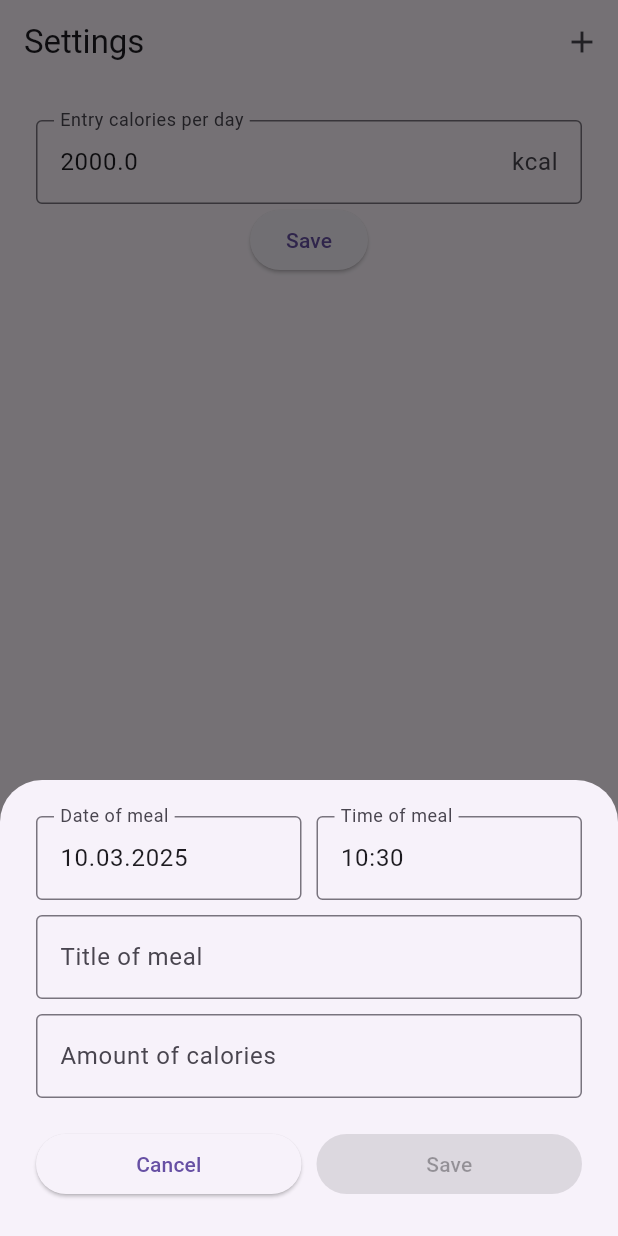
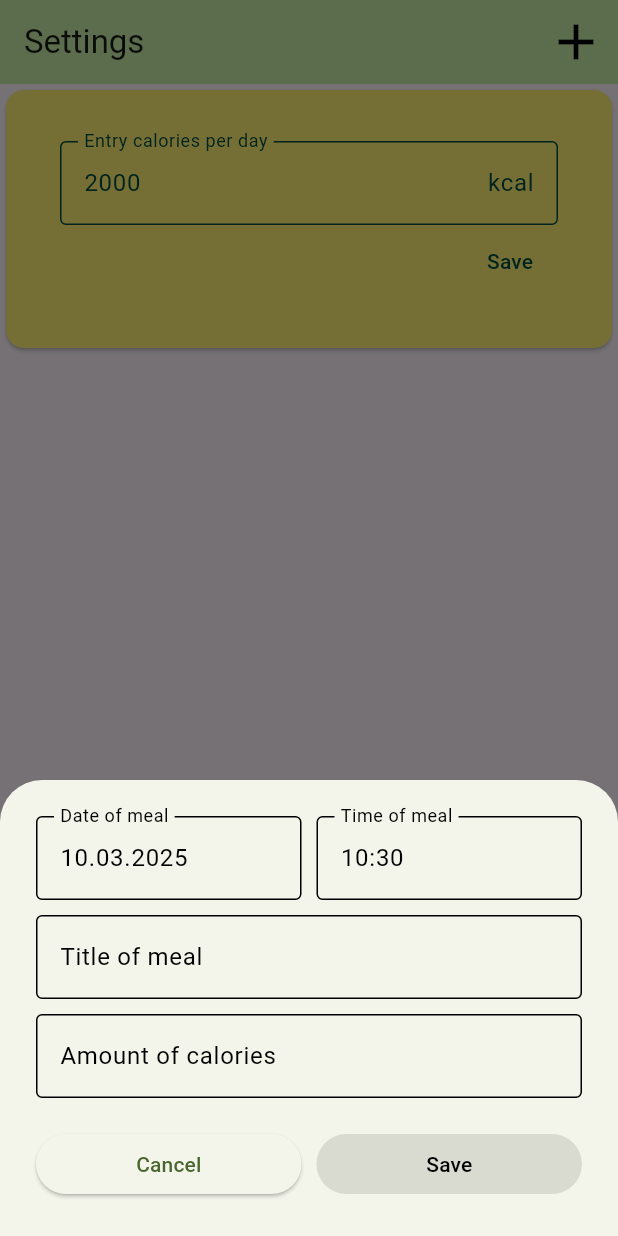
Before and after one commit to Flutter007/lab_36, a Flutter app: the screen it shows after launch, item 3 of the bottom bar chosen, after a tap on the "add" icon, on a phone screen of 412 x 824 dp. Run offline on Flutter 3.47's test engine with Material 3 defaults, Android fonts, the phone set to English and light mode, and no system bars; our stand-ins replace fl_chart, flutter_slidable.

Commit message:
Added Dark and Light Themes,extensions with their Colors,refactored some code,changed ColorStyle and FontStyle in App.Tested by available entries of Calories.

```diff
--- a/lib/lab36.dart
+++ b/lib/lab36.dart
@@ -5,6 +5,7 @@ import 'package:lab36/models/destination.dart';
 import 'package:lab36/models/meal.dart';
 import 'package:lab36/screens/main_screen.dart';
 import 'package:lab36/screens/settings_screen.dart';
+import 'package:lab36/theme/colors.dart';
 import 'package:lab36/widgets/meal_add.dart';
 
 import 'data/calorie_data.dart';
@@ -80,6 +81,7 @@ class _Lab36State extends State<Lab36> {
   }
 
   List<Destination> get destinations {
+    final customColor = Theme.of(context).extension<CustomColor>()!;
     return [
       Destination(
         screenTitle: Text('Home '),
@@ -91,7 +93,14 @@ class _Lab36State extends State<Lab36> {
         navIcon: Icons.home_outlined,
         navSelectedIcon: Icons.home,
         appBarActions: [
-          IconButton(onPressed: openMealBottomSheet, icon: Icon(Icons.add)),
+          IconButton(
+            onPressed: openMealBottomSheet,
+            icon: Icon(
+              Icons.add,
+              size: 40,
+              color: customColor.bottomNavBarSelectedColor,
+            ),
+          ),
         ],
       ),
       Destination(
@@ -101,7 +110,14 @@ class _Lab36State extends State<Lab36> {
         navIcon: Icons.history_outlined,
         navSelectedIcon: Icons.history,
         appBarActions: [
-          IconButton(onPressed: openMealBottomSheet, icon: Icon(Icons.add)),
+          IconButton(
+            onPressed: openMealBottomSheet,
+            icon: Icon(
+              Icons.add,
+              size: 40,
+              color: customColor.bottomNavBarSelectedColor,
+            ),
+          ),
         ],
       ),
       Destination(
@@ -114,7 +130,14 @@ class _Lab36State extends State<Lab36> {
         navIcon: Icons.settings_outlined,
         navSelectedIcon: Icons.settings,
         appBarActions: [
-          IconButton(onPressed: openMealBottomSheet, icon: Icon(Icons.add)),
+          IconButton(
+            onPressed: openMealBottomSheet,
+            icon: Icon(
+              Icons.add,
+              size: 40,
+              color: customColor.bottomNavBarSelectedColor,
+            ),
+          ),
         ],
       ),
     ];
@@ -123,6 +146,7 @@ class _Lab36State extends State<Lab36> {
   @override
   Widget build(BuildContext context) {
     final destination = destinations[currentScreenIndex];
+    final customColor = Theme.of(context).extension<CustomColor>()!;
     return Scaffold(
       appBar: AppBar(
         title: destination.screenTitle,
@@ -130,13 +154,22 @@ class _Lab36State extends State<Lab36> {
       ),
       bottomNavigationBar: NavigationBar(
         selectedIndex: currentScreenIndex,
+        indicatorColor: customColor.bottomNavBarSelectedColor,
         onDestinationSelected: updateIndex,
         destinations:
             destinations
                 .map(
                   (destination) => NavigationDestination(
-                    icon: Icon(destination.navIcon),
-                    selectedIcon: Icon(destination.navSelectedIcon),
+                    icon: Icon(
+                      destination.navIcon,
+                      size: 30,
+                      color: customColor.bottomNavBarSelectedColor,
+                    ),
+                    selectedIcon: Icon(
+                      destination.navSelectedIcon,
+                      size: 25,
+                      color: customColor.iconColor,
+                    ),
                     label: destination.navLabel,
                   ),
                 )
--- a/lib/main.dart
+++ b/lib/main.dart
@@ -1,11 +1,13 @@
 import 'package:flutter/material.dart';
 import 'package:lab36/lab36.dart';
+import 'package:lab36/theme/dark_theme.dart';
+import 'package:lab36/theme/light_theme.dart';
 
 void main() {
   runApp(
     MaterialApp(
-      theme: ThemeData.light(),
-      darkTheme: ThemeData.dark(),
+      theme: lightTheme,
+      darkTheme: darkTheme,
       themeMode: ThemeMode.system,
       home: Lab36(),
     ),
--- a/lib/models/calorie_max.dart
+++ b/lib/models/calorie_max.dart
@@ -1,5 +1,5 @@
 class CalorieMax {
-  final double? calories;
+  final int? calories;
 
   CalorieMax({required this.calories});
 }
--- a/lib/models/meal.dart
+++ b/lib/models/meal.dart
@@ -6,7 +6,7 @@ class Meal {
   final String id;
   final String description;
   final DateTime dateTime;
-  final double calories;
+  final int calories;
 
   Meal({
     String? id,
--- a/lib/models/meal_expense.dart
+++ b/lib/models/meal_expense.dart
@@ -1,6 +1,6 @@
 class MealExpense {
   final DateTime dateTime;
-  final double? calories;
+  final int? calories;
 
   MealExpense({required this.dateTime, required this.calories});
 }
--- a/lib/screens/history_screen.dart
+++ b/lib/screens/history_screen.dart
@@ -2,6 +2,8 @@ import 'package:flutter/material.dart';
 import 'package:flutter_slidable/flutter_slidable.dart';
 import 'package:lab36/models/meal.dart';
 import 'package:lab36/widgets/meal_card.dart';
+
+import '../theme/colors.dart';
 
 class HistoryScreen extends StatelessWidget {
   final List<Meal> meals;
@@ -14,10 +16,10 @@ class HistoryScreen extends StatelessWidget {
 
   @override
   Widget build(BuildContext context) {
+    final customColor = Theme.of(context).extension<CustomColor>()!;
     return ListView.builder(
       itemBuilder: (ctx, index) {
         final meal = meals[index];
-
         return Slidable(
           endActionPane: ActionPane(
             motion: BehindMotion(),
@@ -25,7 +27,7 @@ class HistoryScreen extends StatelessWidget {
               SlidableAction(
                 icon: Icons.delete,
                 label: "Delete",
-                backgroundColor: Theme.of(context).colorScheme.error,
+                backgroundColor: customColor.redShade,
                 padding: EdgeInsets.zero,
                 onPressed: (ctx) => onMealDelete(meal.id),
               ),
--- a/lib/screens/main_screen.dart
+++ b/lib/screens/main_screen.dart
@@ -4,6 +4,7 @@ import 'package:lab36/models/meal_expense.dart';
 import 'package:lab36/widgets/statistics/statistics_card.dart';
 
 import '../models/meal.dart';
+import '../theme/colors.dart';
 import '../widgets/statistics/statistic_barchart.dart';
 import '../widgets/statistics/statistic_horizontal_chart.dart';
 
@@ -18,7 +19,7 @@ class MainScreen extends StatelessWidget {
     final now = DateTime.now();
     for (var i = 0; i < 7; i++) {
       final date = now.subtract(Duration(days: i));
-      double totalCalories = 0;
+      int totalCalories = 0;
       for (var meal in meals) {
         if (meal.dateTime.day == date.day &&
             meal.dateTime.month == date.month) {
@@ -33,8 +34,8 @@ class MainScreen extends StatelessWidget {
 
   @override
   Widget build(BuildContext context) {
-    late double? allCalories;
-
+    late int? allCalories;
+    final customColor = Theme.of(context).extension<CustomColor>()!;
     for (var meal in mealExpenses) {
       if (meal.dateTime.day == DateTime.now().day &&
           meal.dateTime.month == DateTime.now().month) {
@@ -48,8 +49,10 @@ class MainScreen extends StatelessWidget {
       children: [
         StatisticsCard(
           child: Text(
-            "Total calories:\n$allCalories kcal/${calorie.calories}",
-            style: Theme.of(context).textTheme.titleLarge,
+            "Total calories:\n$allCalories/${calorie.calories} kcal",
+            style: Theme.of(
+              context,
+            ).textTheme.titleLarge!.copyWith(color: customColor.cardTextColor),
           ),
         ),
         StatisticChart1(meals: mealExpenses),
--- a/lib/screens/settings_screen.dart
+++ b/lib/screens/settings_screen.dart
@@ -1,5 +1,9 @@
 import 'package:flutter/material.dart';
 import 'package:lab36/models/calorie_max.dart';
+import 'package:lab36/theme/colors.dart';
+import 'package:lab36/widgets/statistics/statistics_card.dart';
+
+import '../theme/dark_theme.dart';
 
 class SettingsScreen extends StatefulWidget {
   final CalorieMax calories;
@@ -25,31 +29,49 @@ class _SettingsScreenState extends State<SettingsScreen> {
   }
 
   @override
+  void dispose() {
+    super.dispose();
+    controller.dispose();
+  }
+
+  @override
   Widget build(BuildContext context) {
-    return Container(
-      width: double.infinity,
-      padding: EdgeInsets.all(24),
+    final customColor = Theme.of(context).extension<CustomColor>()!;
+    final borderColor = borderStyle(customColor.cardTextColor);
+    final txtColor = customColor.cardTextColor;
+    return StatisticsCard(
+      child: Container(
+        color: customColor.cardBackgroundColor,
+        padding: EdgeInsets.symmetric(horizontal: 10, vertical: 8),
         child: Column(
+          mainAxisAlignment: MainAxisAlignment.start,
+          crossAxisAlignment: CrossAxisAlignment.end,
+          mainAxisSize: MainAxisSize.min,
           children: [
             TextField(
+              style: TextStyle(color: txtColor),
               keyboardType: TextInputType.number,
               controller: controller,
               decoration: InputDecoration(
                 labelText: 'Entry calories per day',
-              border: OutlineInputBorder(),
-              suffix: Text("kcal"),
+                labelStyle: TextStyle(color: txtColor),
+                enabledBorder: borderColor,
+                focusedBorder: borderColor,
+                disabledBorder: borderColor,
+                suffix: Text("kcal", style: TextStyle(color: txtColor)),
               ),
             ),
-          ElevatedButton(
+            TextButton(
               onPressed: () {
                 widget.updateCalories(
-                CalorieMax(calories: double.parse(controller.text)),
+                  CalorieMax(calories: int.parse(controller.text)),
                 );
                 FocusScope.of(context).unfocus();
               },
-            child: Text("Save"),
+              child: Text("Save", style: TextStyle(color: txtColor)),
             ),
           ],
+        ),
       ),
     );
   }
--- /dev/null
+++ b/lib/theme/colors.dart
@@ -0,0 +1,66 @@
+import 'package:flutter/material.dart';
+
+class CustomColor extends ThemeExtension<CustomColor> {
+  final Color bottomNavBarSelectedColor;
+  final Color cardTextColor;
+  final Color cardBackgroundColor;
+
+  final Color greenShade;
+  final Color iconColor;
+  final Color redShade;
+
+  CustomColor({
+    required this.bottomNavBarSelectedColor,
+    required this.cardTextColor,
+    required this.iconColor,
+    required this.cardBackgroundColor,
+
+    required this.greenShade,
+    required this.redShade,
+  });
+
+  @override
+  ThemeExtension<CustomColor> copyWith({
+    Color? bottomNavBarSelectedColor,
+    Color? cardTextColor,
+    Color? cardBackgroundColor,
+    Color? backgroundOfChart,
+    Color? greenShade,
+    Color? iconColor,
+    Color? redShade,
+  }) {
+    return CustomColor(
+      bottomNavBarSelectedColor:
+          bottomNavBarSelectedColor ?? this.bottomNavBarSelectedColor,
+      cardTextColor: cardTextColor ?? this.cardTextColor,
+      cardBackgroundColor: cardBackgroundColor ?? this.cardBackgroundColor,
+
+      greenShade: greenShade ?? this.greenShade,
+      iconColor: iconColor ?? this.iconColor,
+      redShade: redShade ?? this.redShade,
+    );
+  }
+
+  @override
+  ThemeExtension<CustomColor> lerp(
+    covariant ThemeExtension<CustomColor>? other,
+    double t,
+  ) {
+    if (other is! CustomColor) return this;
+    return CustomColor(
+      bottomNavBarSelectedColor:
+          Color.lerp(
+            bottomNavBarSelectedColor,
+            other.bottomNavBarSelectedColor,
+            t,
+          )!,
+      cardTextColor: Color.lerp(cardTextColor, other.cardTextColor, t)!,
+      cardBackgroundColor:
+          Color.lerp(cardBackgroundColor, other.cardBackgroundColor, t)!,
+      iconColor: Color.lerp(iconColor, other.iconColor, t)!,
+
+      greenShade: Color.lerp(greenShade, other.greenShade, t)!,
+      redShade: Color.lerp(redShade, other.redShade, t)!,
+    );
+  }
+}
--- a/lib/widgets/meal_add.dart
+++ b/lib/widgets/meal_add.dart
@@ -2,6 +2,7 @@ import 'package:flutter/material.dart';
 import 'package:lab36/models/meal.dart';
 
 import '../helpers/format_datetime.dart';
+import '../theme/colors.dart';
 
 class MealAdd extends StatefulWidget {
   final void Function(Meal newMeal) addMeal;
@@ -72,7 +73,7 @@ class _MealAddState extends State<MealAdd> {
       id: widget.existingMeal?.id,
       description: titleController.text.trim(),
       dateTime: dateTime,
-      calories: double.tryParse(caloriesController.text)!,
+      calories: int.tryParse(caloriesController.text)!,
     );
     widget.addMeal(addMeal);
     Navigator.pop(context);
@@ -113,7 +114,7 @@ class _MealAddState extends State<MealAdd> {
   @override
   Widget build(BuildContext context) {
     final bottomInsets = MediaQuery.of(context).viewInsets.bottom;
-
+    final customColor = Theme.of(context).extension<CustomColor>()!;
     return SingleChildScrollView(
       child: Container(
         padding: EdgeInsets.fromLTRB(24, 24, 24, 24 + bottomInsets),
@@ -125,6 +126,9 @@ class _MealAddState extends State<MealAdd> {
               children: [
                 Expanded(
                   child: TextField(
+                    style: TextStyle(
+                      color: customColor.bottomNavBarSelectedColor,
+                    ),
                     onTap: onDateTap,
                     readOnly: true,
                     controller: dateController,
@@ -137,6 +141,9 @@ class _MealAddState extends State<MealAdd> {
                 SizedBox(width: 10),
                 Expanded(
                   child: TextField(
+                    style: TextStyle(
+                      color: customColor.bottomNavBarSelectedColor,
+                    ),
                     onTap: onTimeTap,
                     readOnly: true,
                     controller: timeController,
@@ -150,6 +157,7 @@ class _MealAddState extends State<MealAdd> {
             ),
             SizedBox(height: 10),
             TextField(
+              style: TextStyle(color: customColor.bottomNavBarSelectedColor),
               controller: titleController,
               decoration: const InputDecoration(
                 labelText: 'Title of meal',
@@ -158,8 +166,9 @@ class _MealAddState extends State<MealAdd> {
             ),
             SizedBox(height: 10),
             TextField(
+              style: TextStyle(color: customColor.bottomNavBarSelectedColor),
               controller: caloriesController,
-              keyboardType: TextInputType.numberWithOptions(decimal: true),
+              keyboardType: TextInputType.number,
               decoration: const InputDecoration(
                 suffix: Text("kcal"),
 
@@ -179,8 +188,16 @@ class _MealAddState extends State<MealAdd> {
                 SizedBox(width: 10),
                 Expanded(
                   child: ElevatedButton(
+                    style: ElevatedButton.styleFrom(
+                      backgroundColor: customColor.greenShade,
+                    ),
                     onPressed: isMealValid() ? null : onSave,
-                    child: Text('Save'),
+                    child: Text(
+                      'Save',
+                      style: TextStyle(
+                        color: customColor.bottomNavBarSelectedColor,
+                      ),
+                    ),
                   ),
                 ),
               ],
--- a/lib/widgets/statistics/statistics_card.dart
+++ b/lib/widgets/statistics/statistics_card.dart
@@ -1,4 +1,5 @@
 import 'package:flutter/material.dart';
+import 'package:lab36/theme/colors.dart';
 
 class StatisticsCard extends StatelessWidget {
   final Widget child;
@@ -6,13 +7,12 @@ class StatisticsCard extends StatelessWidget {
 
   @override
   Widget build(BuildContext context) {
+    final customColor = Theme.of(context).extension<CustomColor>()!;
     return SizedBox(
       width: double.infinity,
       child: Card(
-        child: Padding(
-          padding: EdgeInsets.all(26),
-          child: child,
-        ),
+        color: customColor.cardBackgroundColor,
+        child: Padding(padding: EdgeInsets.all(26), child: child),
       ),
     );
   }
```
Also changed, not shown: lib/theme/dark_theme.dart (added, +35 -0 lines), lib/theme/light_theme.dart (added, +33 -0 lines), lib/widgets/meal_card.dart (+28 -3 lines), lib/widgets/statistics/statistic_barchart.dart (+12 -3 lines), lib/widgets/statistics/statistic_horizontal_chart.dart (+19 -10 lines). Lines whose indentation alone changed are shown as unchanged.
